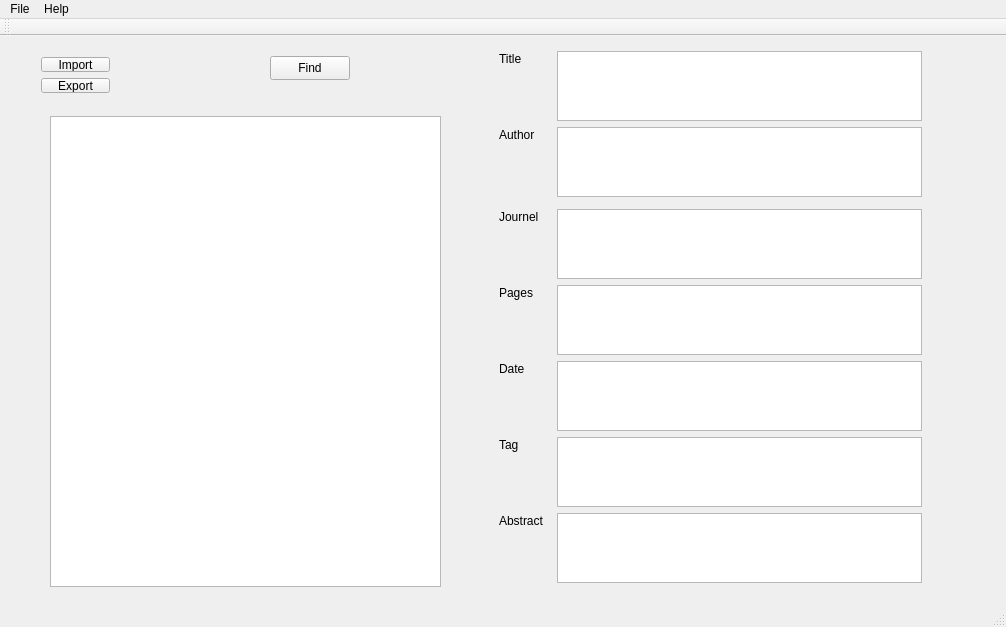
Qt form mainwindow.ui (yippp/Paper-File-System) before a commit.
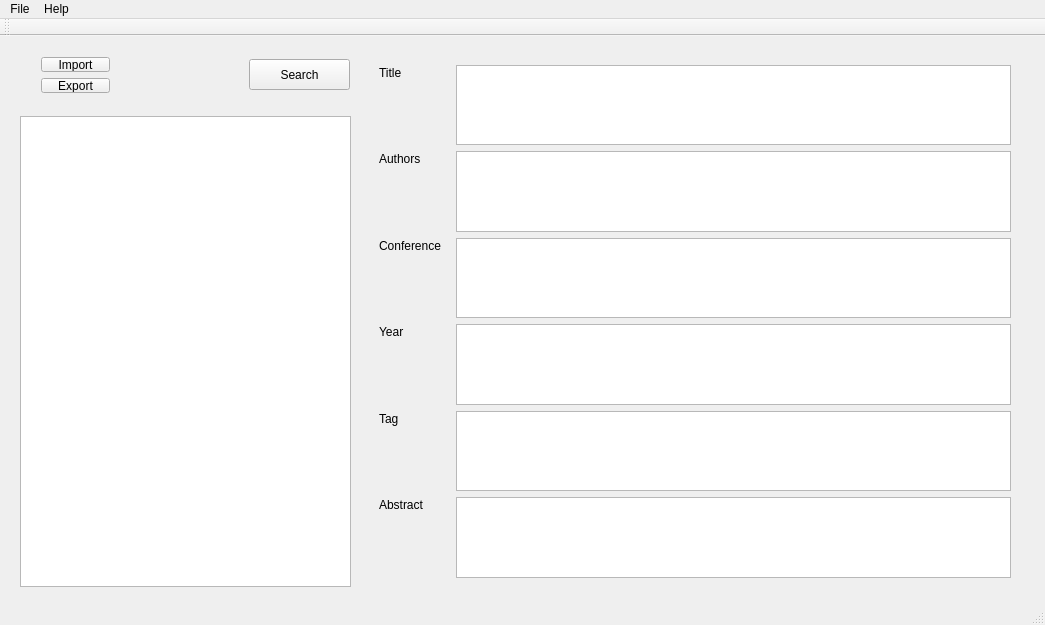
The same form after that commit.

Commit message: Visualization  Version1

Diff of the .ui file:
```diff
--- a/mainwindow.ui
+++ b/mainwindow.ui
@@ -6,8 +6,8 @@
    <rect>
     <x>0</x>
     <y>0</y>
-    <width>1006</width>
-    <height>627</height>
+    <width>1045</width>
+    <height>625</height>
    </rect>
   </property>
   <property name="windowTitle">
@@ -17,17 +17,17 @@
    <widget class="QWidget" name="mainText" native="true">
     <property name="geometry">
      <rect>
-      <x>490</x>
-      <y>0</y>
-      <width>441</width>
-      <height>556</height>
+      <x>370</x>
+      <y>20</y>
+      <width>650</width>
+      <height>531</height>
      </rect>
     </property>
     <widget class="QLabel" name="tileLabel">
      <property name="geometry">
       <rect>
        <x>9</x>
-       <y>15</y>
+       <y>9</y>
        <width>27</width>
        <height>16</height>
       </rect>
@@ -36,91 +36,13 @@
       <string>Title</string>
      </property>
     </widget>
-    <widget class="QLabel" name="authorLabel">
-     <property name="geometry">
-      <rect>
-       <x>9</x>
-       <y>91</y>
-       <width>41</width>
-       <height>16</height>
-      </rect>
-     </property>
-     <property name="text">
-      <string>Author</string>
-     </property>
-    </widget>
-    <widget class="QLabel" name="journelLabel">
-     <property name="geometry">
-      <rect>
-       <x>9</x>
-       <y>173</y>
-       <width>45</width>
-       <height>16</height>
-      </rect>
-     </property>
-     <property name="text">
-      <string>Journel</string>
-     </property>
-    </widget>
-    <widget class="QLabel" name="pagesLabel">
-     <property name="geometry">
-      <rect>
-       <x>9</x>
-       <y>249</y>
-       <width>38</width>
-       <height>16</height>
-      </rect>
-     </property>
-     <property name="text">
-      <string>Pages</string>
-     </property>
-    </widget>
-    <widget class="QLabel" name="dateLabel">
-     <property name="geometry">
-      <rect>
-       <x>9</x>
-       <y>325</y>
-       <width>29</width>
-       <height>16</height>
-      </rect>
-     </property>
-     <property name="text">
-      <string>Date</string>
-     </property>
-    </widget>
-    <widget class="QLabel" name="tagLabel">
-     <property name="geometry">
-      <rect>
-       <x>9</x>
-       <y>401</y>
-       <width>24</width>
-       <height>16</height>
-      </rect>
-     </property>
-     <property name="text">
-      <string>Tag</string>
-     </property>
-    </widget>
-    <widget class="QLabel" name="abstractLable">
-     <property name="geometry">
-      <rect>
-       <x>9</x>
-       <y>477</y>
-       <width>52</width>
-       <height>16</height>
-      </rect>
-     </property>
-     <property name="text">
-      <string>Abstract</string>
-     </property>
-    </widget>
     <widget class="QTextEdit" name="titleText">
      <property name="geometry">
       <rect>
-       <x>67</x>
-       <y>15</y>
-       <width>365</width>
-       <height>70</height>
+       <x>86</x>
+       <y>9</y>
+       <width>555</width>
+       <height>80</height>
       </rect>
      </property>
      <property name="minimumSize">
@@ -129,74 +51,138 @@
        <height>70</height>
       </size>
      </property>
+     <property name="sizeAdjustPolicy">
+      <enum>QAbstractScrollArea::AdjustToContentsOnFirstShow</enum>
+     </property>
+    </widget>
+    <widget class="QLabel" name="authorLabel">
+     <property name="geometry">
+      <rect>
+       <x>9</x>
+       <y>95</y>
+       <width>48</width>
+       <height>16</height>
+      </rect>
+     </property>
+     <property name="text">
+      <string>Authors</string>
+     </property>
     </widget>
     <widget class="QTextEdit" name="authorText">
      <property name="geometry">
       <rect>
-       <x>67</x>
-       <y>91</y>
-       <width>365</width>
-       <height>70</height>
+       <x>86</x>
+       <y>95</y>
+       <width>555</width>
+       <height>81</height>
       </rect>
      </property>
     </widget>
+    <widget class="QLabel" name="journelLabel">
+     <property name="geometry">
+      <rect>
+       <x>9</x>
+       <y>182</y>
+       <width>71</width>
+       <height>16</height>
+      </rect>
+     </property>
+     <property name="text">
+      <string>Conference</string>
+     </property>
+    </widget>
     <widget class="QTextEdit" name="journelText">
      <property name="geometry">
       <rect>
-       <x>67</x>
-       <y>173</y>
-       <width>365</width>
-       <height>70</height>
+       <x>86</x>
+       <y>182</y>
+       <width>555</width>
+       <height>80</height>
       </rect>
      </property>
     </widget>
-    <widget class="QTextEdit" name="pagesText">
+    <widget class="QLabel" name="dateLabel">
      <property name="geometry">
       <rect>
-       <x>67</x>
-       <y>249</y>
-       <width>365</width>
-       <height>70</height>
+       <x>9</x>
+       <y>268</y>
+       <width>28</width>
+       <height>16</height>
       </rect>
      </property>
+     <property name="text">
+      <string>Year</string>
+     </property>
     </widget>
     <widget class="QTextEdit" name="dateText">
      <property name="geometry">
       <rect>
-       <x>67</x>
-       <y>325</y>
-       <width>365</width>
-       <height>70</height>
+       <x>86</x>
+       <y>268</y>
+       <width>555</width>
+       <height>81</height>
       </rect>
      </property>
     </widget>
+    <widget class="QLabel" name="tagLabel">
+     <property name="geometry">
+      <rect>
+       <x>9</x>
+       <y>355</y>
+       <width>24</width>
+       <height>16</height>
+      </rect>
+     </property>
+     <property name="text">
+      <string>Tag</string>
+     </property>
+    </widget>
     <widget class="QTextEdit" name="tagText">
      <property name="geometry">
       <rect>
-       <x>67</x>
-       <y>401</y>
-       <width>365</width>
-       <height>70</height>
+       <x>86</x>
+       <y>355</y>
+       <width>555</width>
+       <height>80</height>
       </rect>
      </property>
     </widget>
+    <widget class="QLabel" name="abstractLable">
+     <property name="geometry">
+      <rect>
+       <x>9</x>
+       <y>441</y>
+       <width>52</width>
+       <height>16</height>
+      </rect>
+     </property>
+     <property name="text">
+      <string>Abstract</string>
+     </property>
+    </widget>
     <widget class="QTextEdit" name="abstractText">
      <property name="geometry">
       <rect>
-       <x>67</x>
-       <y>477</y>
-       <width>365</width>
-       <height>70</height>
+       <x>86</x>
+       <y>441</y>
+       <width>555</width>
+       <height>81</height>
       </rect>
      </property>
+     <property name="sizeAdjustPolicy">
+      <enum>QAbstractScrollArea::AdjustToContents</enum>
+     </property>
+     <property name="tabStopWidth">
+      <number>100</number>
+     </property>
     </widget>
    </widget>
    <widget class="QListWidget" name="listWidget">
     <property name="geometry">
      <rect>
-      <x>50</x>
+      <x>20</x>
       <y>80</y>
-      <width>391</width>
+      <width>331</width>
       <height>471</height>
      </rect>
     </property>
@@ -234,14 +220,14 @@
    <widget class="QPushButton" name="findButton">
     <property name="geometry">
      <rect>
-      <x>270</x>
-      <y>20</y>
-      <width>80</width>
-      <height>24</height>
+      <x>249</x>
+      <y>23</y>
+      <width>101</width>
+      <height>31</height>
      </rect>
     </property>
     <property name="text">
-     <string>Find</string>
+     <string>Search</string>
     </property>
    </widget>
    <zorder>layoutWidget</zorder>
@@ -254,8 +240,8 @@
     <rect>
      <x>0</x>
      <y>0</y>
-     <width>1006</width>
-     <height>25</height>
+     <width>1045</width>
+     <height>22</height>
     </rect>
    </property>
    <widget class="QMenu" name="menuFile">
```
The commit also changes 2 other files.
